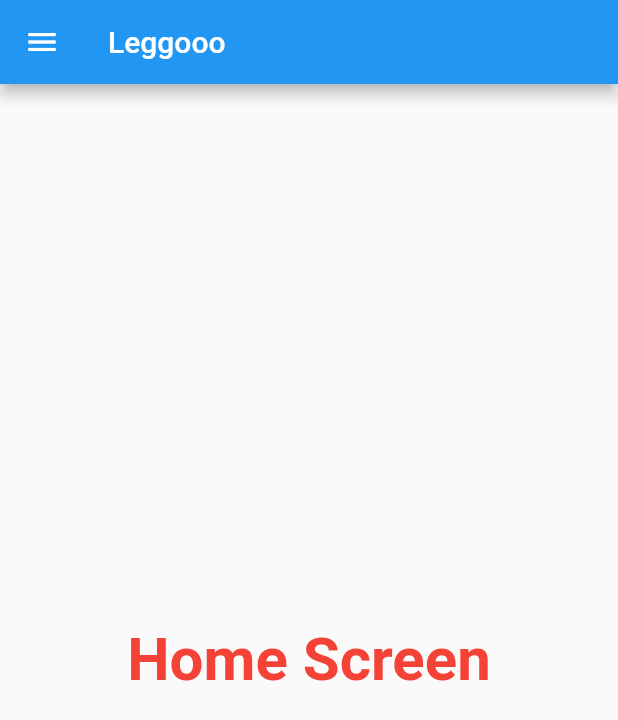
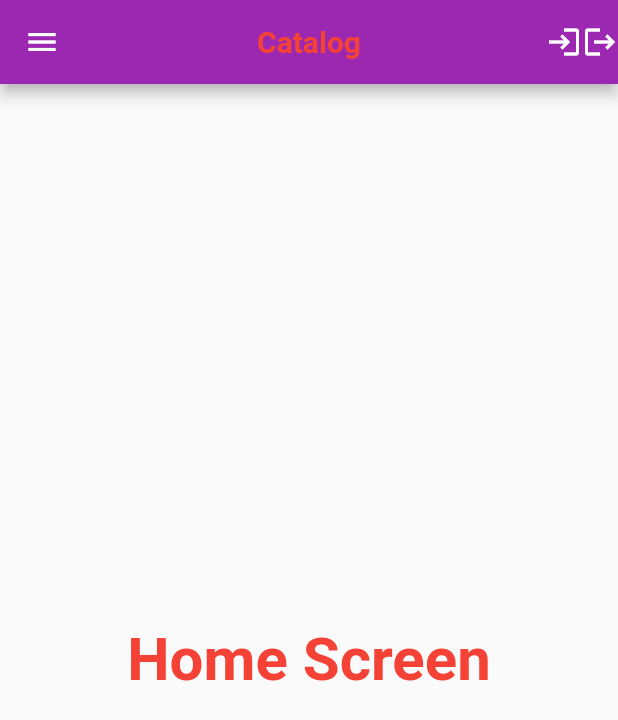
Before and after one commit to anubhavmishra7/learningFlutter, a Flutter app: the Homepage screen opened by its route, on a phone screen of 412 x 824 dp. Shown: the top 720 px of the screen. Run offline on Flutter 3.47's test engine with Material 2 defaults, Android fonts, the phone set to English and light mode, and no system bars; our stand-ins replace google_fonts.

Commit message:
first commit

```diff
--- a/lib/pages/home_page.dart
+++ b/lib/pages/home_page.dart
@@ -1,13 +1,20 @@
 import 'package:flutter/material.dart';
 
 class Homepage extends StatelessWidget {
-  const Homepage({Key? key}) : super(key: key);
+  //const Homepage({Key? key}) : super(key: key);
 
   @override
   Widget build(BuildContext context) {
     return Scaffold(
       appBar: AppBar(
-        title: Text("Leggooo"),
+        title: Text(
+          "Catalog",
+          style: TextStyle(color: Colors.red, fontWeight: FontWeight.bold),
+        ),
+        centerTitle: true,
+        backgroundColor: Colors.purple,
+        actions: [Icon(Icons.login), Icon(Icons.logout)],
+        //leading: Icon(Icons.holiday_village),
       ),
       body: Center(
         child: Container(
@@ -18,7 +25,14 @@ class Homepage extends StatelessWidget {
           ),
         ),
       ),
-      drawer: Drawer(),
+
+      //for adding drawer in appbar => drawer: Drawer(),
+
+      drawer: Drawer(
+        child: Column(
+          children: [Container()],
+        ),
+      ),
     );
   }
 }
--- a/pubspec.yaml
+++ b/pubspec.yaml
@@ -28,6 +28,7 @@ dependencies:
   # The following adds the Cupertino Icons font to your application.
   # Use with the CupertinoIcons class for iOS style icons.
   cupertino_icons: ^1.0.2
+  google_fonts: ^2.1.0
 
 dev_dependencies:
   flutter_test:
@@ -45,8 +46,8 @@ flutter:
   uses-material-design: true
 
   # To add assets to your application, add an assets section, like this:
-  # assets:
-  #   - images/a_dot_burr.jpeg
+  assets:
+    - assets/images/
   #   - images/a_dot_ham.jpeg
 
   # An image asset can refer to one or more resolution-specific "variants", see
```
Also changed, not shown: lib/main.dart (+11 -4 lines), lib/pages/login_page.dart (+56 -4 lines), assets/images/login.png (added), pubspec.lock.
